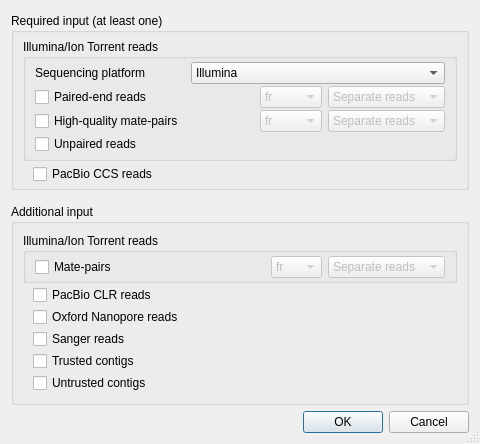
This is src/plugins/external_tool_support/src/spades/SpadesInputData.ui in violethaze74/ugene as Qt 5 draws it before an edit. The edited form follows.
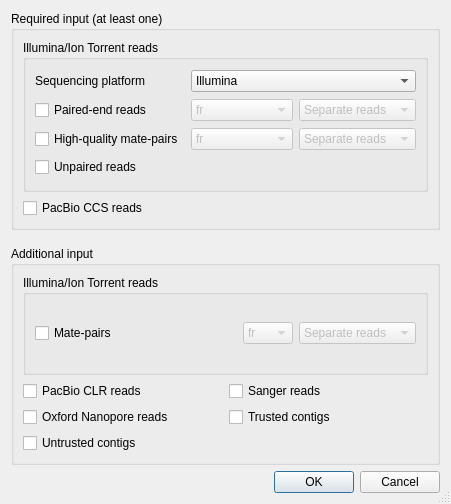
This is the edited form.

Commit message: Fixing UI layout for multiple dialogs. Switching default Linux theme to 'Fusion'

Patch:
```diff
--- a/src/plugins/external_tool_support/src/spades/SpadesInputData.ui
+++ b/src/plugins/external_tool_support/src/spades/SpadesInputData.ui
@@ -6,8 +6,8 @@
    <rect>
     <x>0</x>
     <y>0</y>
-    <width>480</width>
-    <height>422</height>
+    <width>451</width>
+    <height>504</height>
    </rect>
   </property>
   <property name="windowTitle">
@@ -23,169 +23,18 @@
    <bool>false</bool>
   </property>
   <layout class="QVBoxLayout" name="verticalLayout">
-   <property name="sizeConstraint">
-    <enum>QLayout::SetMinAndMaxSize</enum>
-   </property>
    <item>
     <widget class="QGroupBox" name="groupBox">
      <property name="title">
       <string>Required input (at least one)</string>
      </property>
-     <layout class="QGridLayout" name="gridLayout_2">
-      <property name="sizeConstraint">
-       <enum>QLayout::SetMinAndMaxSize</enum>
-      </property>
-      <property name="topMargin">
-       <number>4</number>
-      </property>
-      <property name="bottomMargin">
-       <number>1</number>
-      </property>
-      <property name="verticalSpacing">
-       <number>5</number>
-      </property>
-      <item row="1" column="0">
-       <layout class="QHBoxLayout" name="horizontalLayout">
-        <property name="sizeConstraint">
-         <enum>QLayout::SetMinAndMaxSize</enum>
-        </property>
-        <property name="leftMargin">
-         <number>0</number>
-        </property>
-        <property name="topMargin">
-         <number>0</number>
-        </property>
-        <property name="bottomMargin">
-         <number>2</number>
-        </property>
-        <item>
-         <spacer name="horizontalSpacer">
-          <property name="orientation">
-           <enum>Qt::Horizontal</enum>
-          </property>
-          <property name="sizeType">
-           <enum>QSizePolicy::Fixed</enum>
-          </property>
-          <property name="sizeHint" stdset="0">
-           <size>
-            <width>10</width>
-            <height>20</height>
-           </size>
-          </property>
-         </spacer>
-        </item>
-        <item>
-         <widget class="QCheckBox" name="pacBioCcsCheckBox">
-          <property name="text">
-           <string>PacBio CCS reads</string>
-          </property>
-         </widget>
-        </item>
-       </layout>
-      </item>
-      <item row="0" column="0">
+     <layout class="QVBoxLayout" name="verticalLayout_3">
+      <item>
        <widget class="QGroupBox" name="groupBox_3">
         <property name="title">
          <string>Illumina/Ion Torrent reads</string>
         </property>
         <layout class="QGridLayout" name="gridLayout">
-         <property name="sizeConstraint">
-          <enum>QLayout::SetMinAndMaxSize</enum>
-         </property>
-         <property name="topMargin">
-          <number>3</number>
-         </property>
-         <property name="bottomMargin">
-          <number>4</number>
-         </property>
-         <property name="horizontalSpacing">
-          <number>6</number>
-         </property>
-         <property name="verticalSpacing">
-          <number>2</number>
-         </property>
-         <item row="2" column="2">
-          <widget class="QComboBox" name="hightQualityReadsDirectionComboBox">
-           <property name="enabled">
-            <bool>false</bool>
-           </property>
-           <item>
-            <property name="text">
-             <string>fr</string>
-            </property>
-           </item>
-           <item>
-            <property name="text">
-             <string>rf</string>
-            </property>
-           </item>
-           <item>
-            <property name="text">
-             <string>ff</string>
-            </property>
-           </item>
-          </widget>
-         </item>
-         <item row="3" column="0" colspan="2">
-          <widget class="QCheckBox" name="unpairedReadsCheckBox">
-           <property name="text">
-            <string>Unpaired reads</string>
-           </property>
-          </widget>
-         </item>
-         <item row="2" column="3">
-          <widget class="QComboBox" name="hightQualityReadsTypeComboBox">
-           <property name="enabled">
-            <bool>false</bool>
-           </property>
-           <item>
-            <property name="text">
-             <string>Separate reads</string>
-            </property>
-           </item>
-           <item>
-            <property name="text">
-             <string>Interlaced reads</string>
-            </property>
-           </item>
-          </widget>
-         </item>
-         <item row="1" column="2">
-          <widget class="QComboBox" name="pairEndReadsDirectionComboBox">
-           <property name="enabled">
-            <bool>false</bool>
-           </property>
-           <item>
-            <property name="text">
-             <string>fr</string>
-            </property>
-           </item>
-           <item>
-            <property name="text">
-             <string>rf</string>
-            </property>
-           </item>
-           <item>
-            <property name="text">
-             <string>ff</string>
-            </property>
-           </item>
-          </widget>
-         </item>
-         <item row="2" column="0">
-          <widget class="QCheckBox" name="hightQualityCheckBox">
-           <property name="text">
-            <string>High-quality mate-pairs</string>
-           </property>
-          </widget>
-         </item>
-         <item row="1" column="0">
-          <widget class="QCheckBox" name="pairEndCheckBox">
-           <property name="text">
-            <string>Paired-end reads</string>
-           </property>
-          </widget>
-         </item>
          <item row="0" column="0">
           <widget class="QLabel" name="label">
            <property name="sizePolicy">
@@ -205,7 +54,101 @@
            </property>
           </widget>
          </item>
-         <item row="0" column="1" colspan="3">
+         <item row="2" column="0">
+          <widget class="QCheckBox" name="hightQualityCheckBox">
+           <property name="text">
+            <string>High-quality mate-pairs</string>
+           </property>
+          </widget>
+         </item>
+         <item row="2" column="1">
+          <widget class="QComboBox" name="hightQualityReadsDirectionComboBox">
+           <property name="enabled">
+            <bool>false</bool>
+           </property>
+           <property name="sizePolicy">
+            <sizepolicy hsizetype="Preferred" vsizetype="Fixed">
+             <horstretch>0</horstretch>
+             <verstretch>0</verstretch>
+            </sizepolicy>
+           </property>
+           <property name="minimumSize">
+            <size>
+             <width>50</width>
+             <height>0</height>
+            </size>
+           </property>
+           <property name="baseSize">
+            <size>
+             <width>0</width>
+             <height>0</height>
+            </size>
+           </property>
+           <item>
+            <property name="text">
+             <string>fr</string>
+            </property>
+           </item>
+           <item>
+            <property name="text">
+             <string>rf</string>
+            </property>
+           </item>
+           <item>
+            <property name="text">
+             <string>ff</string>
+            </property>
+           </item>
+          </widget>
+         </item>
+         <item row="3" column="0">
+          <widget class="QCheckBox" name="unpairedReadsCheckBox">
+           <property name="text">
+            <string>Unpaired reads</string>
+           </property>
+          </widget>
+         </item>
+         <item row="1" column="1">
+          <widget class="QComboBox" name="pairEndReadsDirectionComboBox">
+           <property name="enabled">
+            <bool>false</bool>
+           </property>
+           <property name="sizePolicy">
+            <sizepolicy hsizetype="Preferred" vsizetype="Fixed">
+             <horstretch>0</horstretch>
+             <verstretch>0</verstretch>
+            </sizepolicy>
+           </property>
+           <property name="minimumSize">
+            <size>
+             <width>50</width>
+             <height>0</height>
+            </size>
+           </property>
+           <property name="baseSize">
+            <size>
+             <width>0</width>
+             <height>0</height>
+            </size>
+           </property>
+           <item>
+            <property name="text">
+             <string>fr</string>
+            </property>
+           </item>
+           <item>
+            <property name="text">
+             <string>rf</string>
+            </property>
+           </item>
+           <item>
+            <property name="text">
+             <string>ff</string>
+            </property>
+           </item>
+          </widget>
+         </item>
+         <item row="0" column="1" colspan="2">
           <widget class="QComboBox" name="sequencingPlatformComboBox">
            <item>
             <property name="text">
@@ -219,7 +162,7 @@
            </item>
           </widget>
          </item>
-         <item row="1" column="3">
+         <item row="1" column="2">
           <widget class="QComboBox" name="pairEndReadsTypeComboBox">
            <property name="enabled">
             <bool>false</bool>
@@ -236,9 +179,40 @@
            </item>
           </widget>
          </item>
+         <item row="2" column="2">
+          <widget class="QComboBox" name="hightQualityReadsTypeComboBox">
+           <property name="enabled">
+            <bool>false</bool>
+           </property>
+           <item>
+            <property name="text">
+             <string>Separate reads</string>
+            </property>
+           </item>
+           <item>
+            <property name="text">
+             <string>Interlaced reads</string>
+            </property>
+           </item>
+          </widget>
+         </item>
+         <item row="1" column="0">
+          <widget class="QCheckBox" name="pairEndCheckBox">
+           <property name="text">
+            <string>Paired-end reads</string>
+           </property>
+          </widget>
+         </item>
         </layout>
        </widget>
       </item>
+      <item>
+       <widget class="QCheckBox" name="pacBioCcsCheckBox">
+        <property name="text">
+         <string>PacBio CCS reads</string>
+        </property>
+       </widget>
+      </item>
      </layout>
     </widget>
    </item>
@@ -263,36 +237,59 @@
      <property name="title">
       <string>Additional input</string>
      </property>
-     <layout class="QVBoxLayout" name="verticalLayout_3">
-      <property name="spacing">
-       <number>2</number>
-      </property>
-      <property name="sizeConstraint">
-       <enum>QLayout::SetMinAndMaxSize</enum>
-      </property>
-      <item>
+     <property name="flat">
+      <bool>false</bool>
+     </property>
+     <layout class="QGridLayout" name="gridLayout_2">
+      <item row="1" column="1">
+       <widget class="QCheckBox" name="sangerReadsCheckBox">
+        <property name="text">
+         <string>Sanger reads</string>
+        </property>
+       </widget>
+      </item>
+      <item row="2" column="0">
+       <widget class="QCheckBox" name="oxfordNanoporeCheckBox">
+        <property name="text">
+         <string>Oxford Nanopore reads</string>
+        </property>
+       </widget>
+      </item>
+      <item row="3" column="0">
+       <widget class="QCheckBox" name="untrustedContigsCheckBox">
+        <property name="text">
+         <string>Untrusted contigs</string>
+        </property>
+       </widget>
+      </item>
+      <item row="2" column="1">
+       <widget class="QCheckBox" name="trustedContigsCheckBox">
+        <property name="text">
+         <string>Trusted contigs</string>
+        </property>
+       </widget>
+      </item>
+      <item row="1" column="0">
+       <widget class="QCheckBox" name="pacBioClrCheckBox">
+        <property name="text">
+         <string>PacBio CLR reads</string>
+        </property>
+       </widget>
+      </item>
+      <item row="0" column="0" colspan="2">
        <widget class="QGroupBox" name="groupBox_4">
         <property name="title">
          <string>Illumina/Ion Torrent reads</string>
         </property>
-        <layout class="QHBoxLayout" name="horizontalLayout_7">
-         <property name="spacing">
-          <number>6</number>
-         </property>
-         <property name="sizeConstraint">
-          <enum>QLayout::SetMinAndMaxSize</enum>
-         </property>
-         <property name="topMargin">
-          <number>3</number>
-         </property>
-         <property name="rightMargin">
-          <number>9</number>
-         </property>
-         <property name="bottomMargin">
-          <number>2</number>
-         </property>
+        <layout class="QHBoxLayout" name="horizontalLayout_2">
          <item>
           <widget class="QCheckBox" name="matePairsCheckBox">
+           <property name="sizePolicy">
+            <sizepolicy hsizetype="MinimumExpanding" vsizetype="Fixed">
+             <horstretch>0</horstretch>
+             <verstretch>0</verstretch>
+            </sizepolicy>
+           </property>
            <property name="minimumSize">
             <size>
              <width>0</width>
@@ -304,27 +301,29 @@
            </property>
           </widget>
          </item>
-         <item>
-          <spacer name="horizontalSpacer_7">
-           <property name="orientation">
-            <enum>Qt::Horizontal</enum>
-           </property>
-           <property name="sizeType">
-            <enum>QSizePolicy::Preferred</enum>
-           </property>
-           <property name="sizeHint" stdset="0">
-            <size>
-             <width>148</width>
-             <height>20</height>
-            </size>
-           </property>
-          </spacer>
-         </item>
          <item>
           <widget class="QComboBox" name="matePairsReadsDirectionComboBox">
            <property name="enabled">
             <bool>false</bool>
            </property>
+           <property name="sizePolicy">
+            <sizepolicy hsizetype="Preferred" vsizetype="Fixed">
+             <horstretch>0</horstretch>
+             <verstretch>0</verstretch>
+            </sizepolicy>
+           </property>
+           <property name="minimumSize">
+            <size>
+             <width>50</width>
+             <height>0</height>
+            </size>
+           </property>
+           <property name="baseSize">
+            <size>
+             <width>0</width>
+             <height>0</height>
+            </size>
+           </property>
            <item>
             <property name="text">
              <string>fr</string>
@@ -362,163 +361,6 @@
         </layout>
        </widget>
       </item>
-      <item>
-       <layout class="QVBoxLayout" name="verticalLayout_2">
-        <property name="sizeConstraint">
-         <enum>QLayout::SetMinAndMaxSize</enum>
-        </property>
-        <item>
-         <layout class="QHBoxLayout" name="horizontalLayout_2">
-          <property name="sizeConstraint">
-           <enum>QLayout::SetMinAndMaxSize</enum>
-          </property>
-          <item>
-           <spacer name="horizontalSpacer_2">
-            <property name="orientation">
-             <enum>Qt::Horizontal</enum>
-            </property>
-            <property name="sizeType">
-             <enum>QSizePolicy::Fixed</enum>
-            </property>
-            <property name="sizeHint" stdset="0">
-             <size>
-              <width>10</width>
-              <height>20</height>
-             </size>
-            </property>
-           </spacer>
-          </item>
-          <item>
-           <widget class="QCheckBox" name="pacBioClrCheckBox">
-            <property name="text">
-             <string>PacBio CLR reads</string>
-            </property>
-           </widget>
-          </item>
-         </layout>
-        </item>
-        <item>
-         <layout class="QHBoxLayout" name="horizontalLayout_3">
-          <property name="sizeConstraint">
-           <enum>QLayout::SetMinAndMaxSize</enum>
-          </property>
-          <item>
-           <spacer name="horizontalSpacer_3">
-            <property name="orientation">
-             <enum>Qt::Horizontal</enum>
-            </property>
-            <property name="sizeType">
-             <enum>QSizePolicy::Fixed</enum>
-            </property>
-            <property name="sizeHint" stdset="0">
-             <size>
-              <width>10</width>
-              <height>20</height>
-             </size>
-            </property>
-           </spacer>
-          </item>
-          <item>
-           <widget class="QCheckBox" name="oxfordNanoporeCheckBox">
-            <property name="text">
-             <string>Oxford Nanopore reads</string>
-            </property>
-           </widget>
-          </item>
-         </layout>
-        </item>
-        <item>
-         <layout class="QHBoxLayout" name="horizontalLayout_4">
-          <property name="sizeConstraint">
-           <enum>QLayout::SetMinAndMaxSize</enum>
-          </property>
-          <item>
-           <spacer name="horizontalSpacer_4">
-            <property name="orientation">
-             <enum>Qt::Horizontal</enum>
-            </property>
-            <property name="sizeType">
-             <enum>QSizePolicy::Fixed</enum>
-            </property>
-            <property name="sizeHint" stdset="0">
-             <size>
-              <width>10</width>
-              <height>20</height>
-             </size>
-            </property>
-           </spacer>
-          </item>
-          <item>
-           <widget class="QCheckBox" name="sangerReadsCheckBox">
-            <property name="text">
-             <string>Sanger reads</string>
-            </property>
-           </widget>
-          </item>
-         </layout>
-        </item>
-        <item>
-         <layout class="QHBoxLayout" name="horizontalLayout_5">
-          <property name="sizeConstraint">
-           <enum>QLayout::SetMinAndMaxSize</enum>
-          </property>
-          <item>
-           <spacer name="horizontalSpacer_5">
-            <property name="orientation">
-             <enum>Qt::Horizontal</enum>
-            </property>
-            <property name="sizeType">
-             <enum>QSizePolicy::Fixed</enum>
-            </property>
-            <property name="sizeHint" stdset="0">
-             <size>
-              <width>10</width>
-              <height>20</height>
-             </size>
-            </property>
-           </spacer>
-          </item>
-          <item>
-           <widget class="QCheckBox" name="trustedContigsCheckBox">
-            <property name="text">
-             <string>Trusted contigs</string>
-            </property>
-           </widget>
-          </item>
-         </layout>
-        </item>
-        <item>
-         <layout class="QHBoxLayout" name="horizontalLayout_6">
-          <property name="sizeConstraint">
-           <enum>QLayout::SetMinAndMaxSize</enum>
-          </property>
-          <item>
-           <spacer name="horizontalSpacer_6">
-            <property name="orientation">
-             <enum>Qt::Horizontal</enum>
-            </property>
-            <property name="sizeType">
-             <enum>QSizePolicy::Fixed</enum>
-            </property>
-            <property name="sizeHint" stdset="0">
-             <size>
-              <width>10</width>
-              <height>20</height>
-             </size>
-            </property>
-           </spacer>
-          </item>
-          <item>
-           <widget class="QCheckBox" name="untrustedContigsCheckBox">
-            <property name="text">
-             <string>Untrusted contigs</string>
-            </property>
-           </widget>
-          </item>
-         </layout>
-        </item>
-       </layout>
-      </item>
      </layout>
     </widget>
    </item>
```
Left out of the diff: 64 changed lines with no effect on the pictures. The commit also changes 4 other files.
